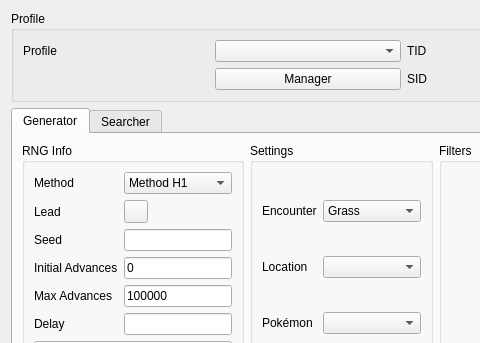
Old version of the form Source/Form/Gen3/Wild3.ui in the repository Admiral-Fish/PokeFinder; both pictures show x 0 to 480 and y 0 to 343 of the 1200 by 750 pixel window.
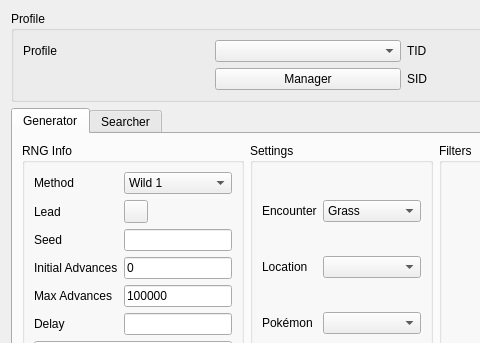
New version of the form. Icons and pictures are not drawn. Custom widgets are drawn as their Qt base class.

Patch:
```diff
--- a/Source/Form/Gen3/Wild3.ui
+++ b/Source/Form/Gen3/Wild3.ui
@@ -137,7 +137,7 @@
            <widget class="ComboBox" name="comboBoxGeneratorMethod">
             <item>
              <property name="text">
-              <string>Method H1</string>
+              <string>Wild 1</string>
              </property>
             </item>
             <item>
```
Left out of the diff: 25 changed lines with no effect on the pictures.
